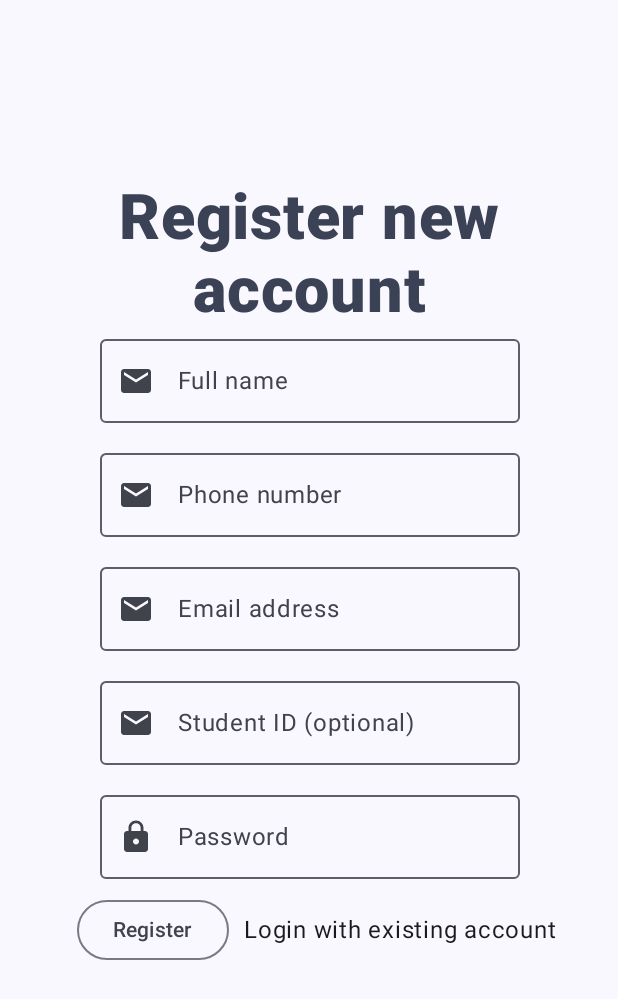
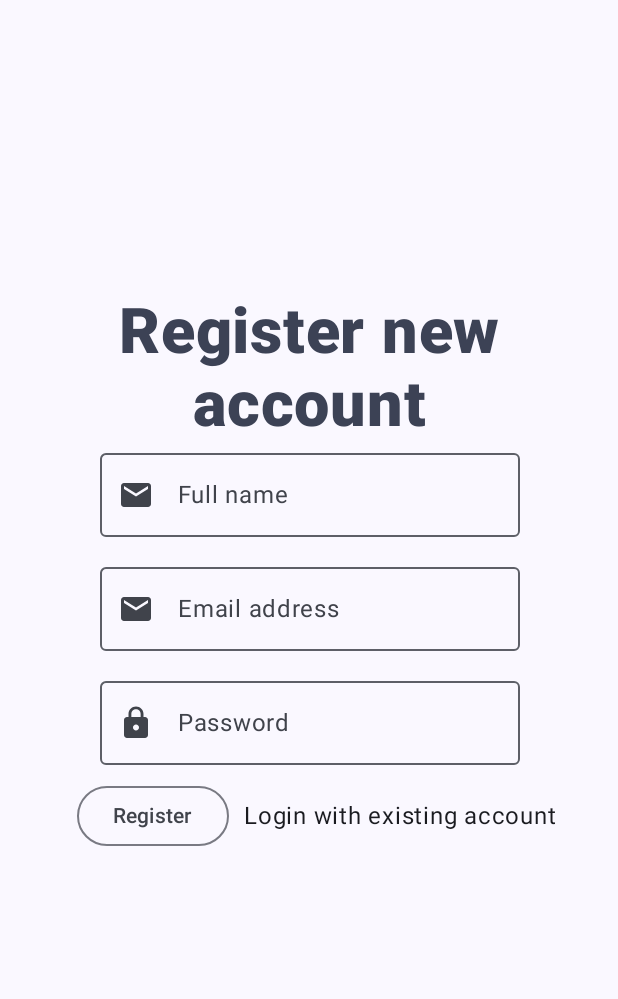
Before and after one commit to robinsrk/bus-payment, an Android app built with Jetpack Compose: the screen it shows after launch (MainActivity), after a tap on "Create a new account", on a phone screen of 412 x 824 dp. Shown: the top 999 px of the screen. Run offline under Robolectric (Android 15) with nearby library versions, the phone set to English and light mode, and no system bars; our stand-ins replace Firebase (no records; nobody signed in at launch, a user with empty details on screens opened directly), Room's generated code, livedata-compose; 1 other tap on this screen came first.

Commit message:
added register screen validation

```diff
--- a/app/src/main/java/com/example/buspayment/screens/RegisterScreen.kt
+++ b/app/src/main/java/com/example/buspayment/screens/RegisterScreen.kt
@@ -37,11 +37,9 @@ import androidx.compose.ui.text.input.ImeAction
 import androidx.compose.ui.text.input.KeyboardType
 import androidx.compose.ui.text.input.PasswordVisualTransformation
 import androidx.compose.ui.text.style.TextAlign
-import androidx.compose.ui.tooling.preview.Preview
 import androidx.compose.ui.unit.dp
 import androidx.lifecycle.viewmodel.compose.viewModel
 import androidx.navigation.NavController
-import androidx.navigation.compose.rememberNavController
 import com.example.buspayment.data.User
 import com.example.buspayment.data.UserViewModel
 import com.example.buspayment.navigations.Screens
@@ -99,25 +97,25 @@ fun RegisterForm(navController: NavController) {
 				bottom = 12.dp
 			)
 		)
-		OutlinedTextField(
-			value = num,
-			onValueChange = { text -> num = text },
-			label = {
-				Text(text = "Phone number")
-			},
-			leadingIcon = {
-				IconButton(onClick = { /*TODO*/ }) {
-					Icon(imageVector = Icons.Filled.Email, contentDescription = "Email icon")
-				}
-			},
-			keyboardOptions = KeyboardOptions(
-				keyboardType = KeyboardType.Number,
-				imeAction = ImeAction.Next
-			),
-			modifier = Modifier.padding(
-				bottom = 12.dp,
-			)
-		)
+//		OutlinedTextField(
+//			value = num,
+//			onValueChange = { text -> num = text },
+//			label = {
+//				Text(text = "Phone number")
+//			},
+//			leadingIcon = {
+//				IconButton(onClick = { /*TODO*/ }) {
+//					Icon(imageVector = Icons.Filled.Email, contentDescription = "Email icon")
+//				}
+//			},
+//			keyboardOptions = KeyboardOptions(
+//				keyboardType = KeyboardType.Number,
+//				imeAction = ImeAction.Next
+//			),
+//			modifier = Modifier.padding(
+//				bottom = 12.dp,
+//			)
+//		)
 		OutlinedTextField(
 			value = email,
 			onValueChange = { text -> email = text },
@@ -137,25 +135,25 @@ fun RegisterForm(navController: NavController) {
 				bottom = 12.dp,
 			)
 		)
-		OutlinedTextField(
-			value = id,
-			onValueChange = { text -> id = text },
-			label = {
-				Text(text = "Student ID (optional)")
-			},
-			leadingIcon = {
-				IconButton(onClick = { /*TODO*/ }) {
-					Icon(imageVector = Icons.Filled.Email, contentDescription = "Email icon")
-				}
-			},
-			keyboardOptions = KeyboardOptions(
-				keyboardType = KeyboardType.Email,
-				imeAction = ImeAction.Next
-			),
-			modifier = Modifier.padding(
-				bottom = 12.dp,
-			)
-		)
+//		OutlinedTextField(
+//			value = id,
+//			onValueChange = { text -> id = text },
+//			label = {
+//				Text(text = "Student ID (optional)")
+//			},
+//			leadingIcon = {
+//				IconButton(onClick = { /*TODO*/ }) {
+//					Icon(imageVector = Icons.Filled.Email, contentDescription = "Email icon")
+//				}
+//			},
+//			keyboardOptions = KeyboardOptions(
+//				keyboardType = KeyboardType.Email,
+//				imeAction = ImeAction.Next
+//			),
+//			modifier = Modifier.padding(
+//				bottom = 12.dp,
+//			)
+//		)
 		OutlinedTextField(
 			value = pass,
 			onValueChange = { text -> pass = text },
@@ -180,6 +178,9 @@ fun RegisterForm(navController: NavController) {
 			OutlinedButton(
 				onClick = {
 					if (email.isNotEmpty() && name.isNotEmpty() && pass.isNotEmpty()) {
+						if (pass.length < 6) {
+							error = "Password must be at least 6 characters"
+						} else {
 							click = true
 							Firebase.auth.createUserWithEmailAndPassword(email, pass).addOnCompleteListener {
 								if (it.isSuccessful) {
@@ -193,6 +194,8 @@ fun RegisterForm(navController: NavController) {
 									click = false
 									Toast.makeText(context, "Error", Toast.LENGTH_LONG).show()
 								}
+							}
+
 						}
 					} else {
 						error = "Fill all the required fields"
@@ -215,11 +218,3 @@ fun RegisterForm(navController: NavController) {
 		}
 	}
 }
-
-@Preview(showBackground = true, showSystemUi = true)
-@Composable
-fun PreviewRegister() {
-	Surface {
-		RegisterScreen(navController = rememberNavController())
-	}
-}
```
Lines whose indentation alone changed are shown as unchanged.
